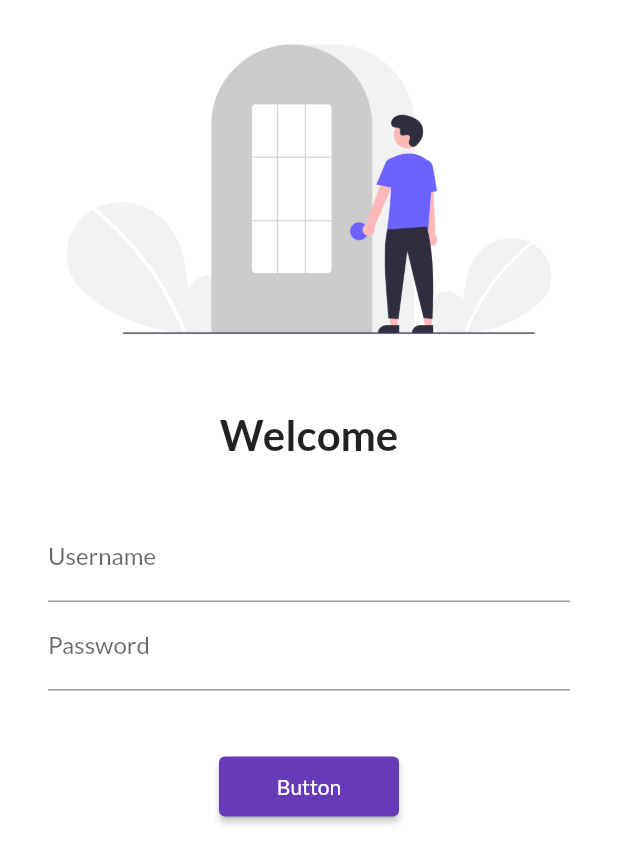
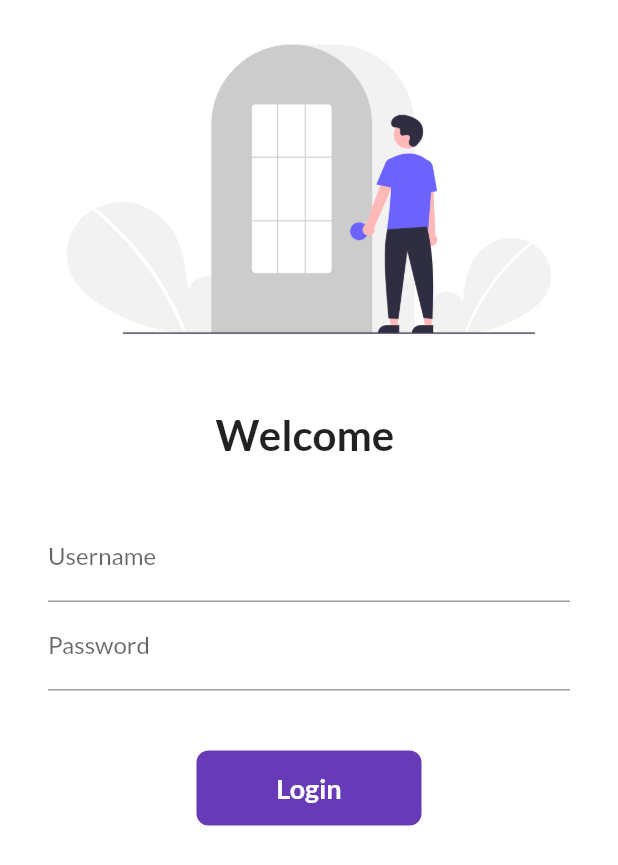
Before and after one commit to bebrijesh/30DaysOfFlutter, a Flutter app: the screen it shows after launch, on a phone screen of 412 x 824 dp. Shown: the top 865 px of the screen. Run offline on Flutter 3.47's test engine with Material 2 defaults, Android fonts, the phone set to English and light mode, and no system bars; our stand-ins replace google_fonts.

Commit message:
Day6 completed
- Callback function
- setState()
- Navigator
- Container
- Animated container
- duration: Duration()
- borderRadius: BorderRadius
- Icon(Icons.<Icon name>)
- Inkwell
- Padding
- Single child scroll view

```diff
--- a/lib/screens/login_screen.dart
+++ b/lib/screens/login_screen.dart
@@ -1,8 +1,16 @@
 import 'package:flutter/material.dart';
 import 'package:flutter_codepur/utils/routes.dart';
 
-class LoginScreen extends StatelessWidget {
+class LoginScreen extends StatefulWidget {
   const LoginScreen({Key? key}) : super(key: key);
+
+  @override
+  State<LoginScreen> createState() => _LoginScreenState();
+}
+
+class _LoginScreenState extends State<LoginScreen> {
+  String name = '';
+  bool changeButton = false;
 
   @override
   Widget build(BuildContext context) {
@@ -19,9 +27,9 @@
               height: 20.0,
               // child: Text("This is SizedBox & it can take text widget"),
             ),
-            const Text(
-              "Welcome",
-              style: TextStyle(
+            Text(
+              "Welcome $name",
+              style: const TextStyle(
                 fontSize: 28,
                 fontWeight: FontWeight.bold,
               ),
@@ -39,6 +47,10 @@
                       hintText: "Enter your username",
                       labelText: "Username",
                     ),
+                    onChanged: (value) {
+                      name = value;
+                      setState(() {});
+                    },
                   ),
                   TextFormField(
                     obscureText: true,
@@ -50,15 +62,51 @@
                   const SizedBox(
                     height: 40.0,
                   ),
-                  ElevatedButton(
-                    onPressed: () {
-                      debugPrint("ButtonPressed");
+                  // ElevatedButton(
+                  //   onPressed: () {
+                  //     debugPrint("ButtonPressed");
+                  //     Navigator.pushNamed(context, MyRoutes.homeRoute);
+                  //   },
+                  //   style: ElevatedButton.styleFrom(
+                  //     minimumSize: const Size(120, 40),
+                  //   ),
+                  //   child: const Text("Button"),
+                  // ),
+                  InkWell(
+                    onTap: () async {
+                      setState(() {
+                        changeButton = true;
+                      });
+                      await Future.delayed(const Duration(seconds: 1));
+                      // ignore: use_build_context_synchronously
                       Navigator.pushNamed(context, MyRoutes.homeRoute);
                     },
-                    style: ElevatedButton.styleFrom(
-                      minimumSize: const Size(120, 40),
+                    child: AnimatedContainer(
+                      duration: const Duration(seconds: 1),
+                      alignment: Alignment.center,
+                      width: changeButton ? 50 : 150,
+                      height: 50,
+                      decoration: BoxDecoration(
+                        color: Colors.deepPurple,
+                        // shape:
+                        //     changeButton ? BoxShape.circle : BoxShape.rectangle,
+                        borderRadius:
+                            BorderRadius.circular(changeButton ? 50 : 8),
+                      ),
+                      child: changeButton
+                          ? const Icon(
+                              Icons.done,
+                              color: Colors.white,
+                            )
+                          : const Text(
+                              'Login',
+                              style: TextStyle(
+                                color: Colors.white,
+                                fontSize: 18,
+                                fontWeight: FontWeight.bold,
+                              ),
+                            ),
                     ),
-                    child: const Text("Button"),
                   ),
                 ],
               ),
```
